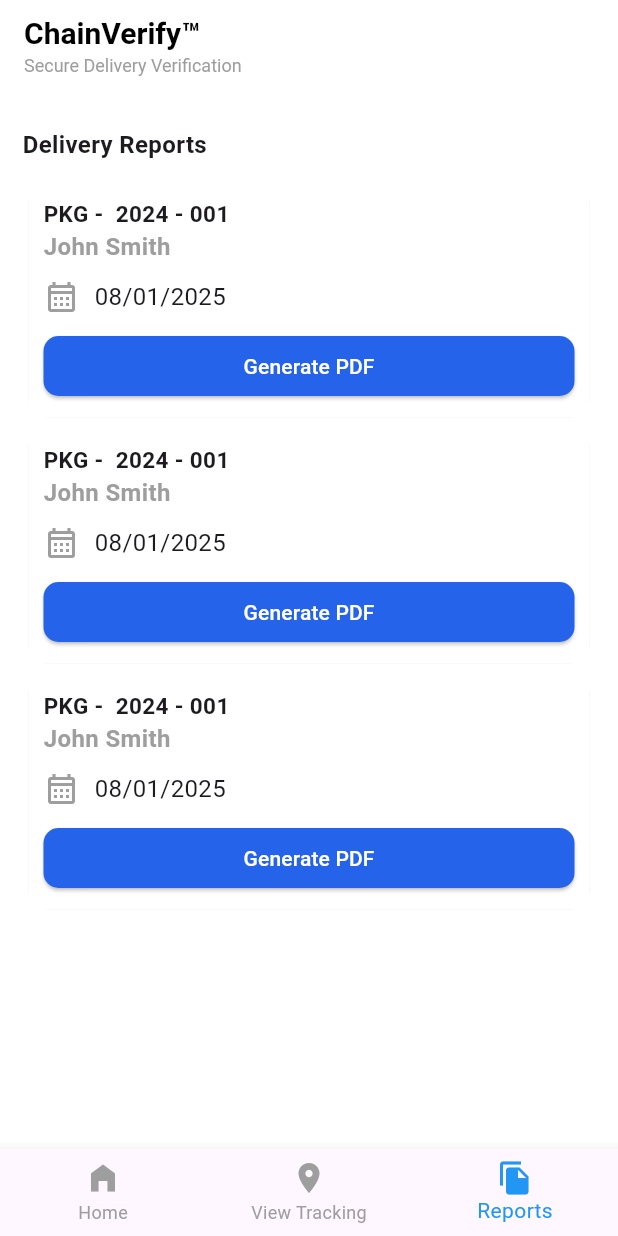
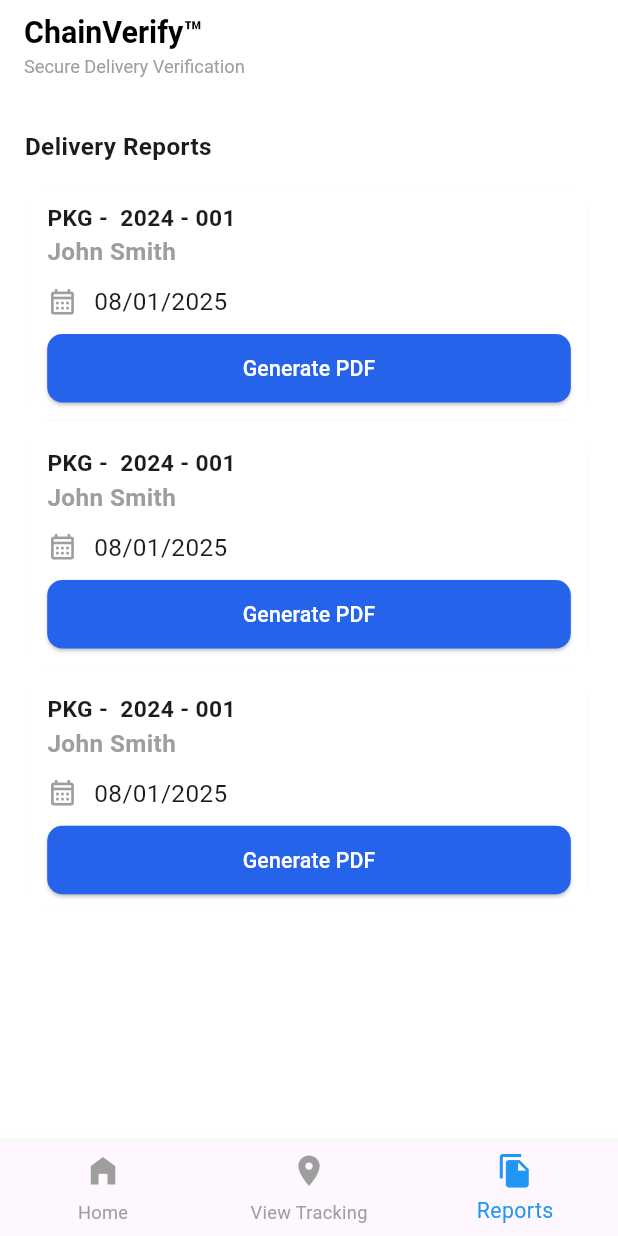
Before and after one commit to MTS-Services/urgmed_Biometric-_Scan_App, a Flutter app: the screen it shows after launch, item 3 of the bottom bar chosen, after a tap on "Generate PDF", on a phone screen of 412 x 824 dp. Run offline on Flutter 3.47's test engine with Material 3 defaults, Android fonts, the phone set to English and light mode, and no system bars; our stand-ins replace flutter_screenutil, get, local_auth.

Commit message:
this is screenUtils

```diff
--- a/lib/view/screen/chain_verity_tm.dart
+++ b/lib/view/screen/chain_verity_tm.dart
@@ -1,7 +1,6 @@
-
-
 import 'package:chain_verify_tm/view/widget/custom_bottom_nav_Bar_widget.dart';
 import 'package:flutter/material.dart';
+import 'package:flutter_screenutil/flutter_screenutil.dart';
 import 'package:get/get_navigation/src/root/get_material_app.dart';
 
 class ChainVerityTm extends StatelessWidget {
@@ -9,11 +8,17 @@
 
   @override
   Widget build(BuildContext context) {
-    return GetMaterialApp(
-      debugShowCheckedModeBanner: false,
-      home:CustomBottomNavBar(),
-      theme: ThemeData(
-      ),
+    return ScreenUtilInit(
+      designSize: Size(375, 812),
+      minTextAdapt: true,
+      splitScreenMode: true,
+      builder: (context, child) {
+        return GetMaterialApp(
+          debugShowCheckedModeBanner: false,
+          home: CustomBottomNavBar(),
+          theme: ThemeData(),
+        );
+      },
     );
   }
 }
--- a/lib/view/screen/dash_bord_screen.dart
+++ b/lib/view/screen/dash_bord_screen.dart
@@ -1,5 +1,6 @@
 import 'package:chain_verify_tm/utils/app_colors.dart';
 import 'package:flutter/material.dart';
+import 'package:flutter_screenutil/flutter_screenutil.dart';
 import 'package:get/get.dart';
 
 import '../../services/searvice.dart';
@@ -18,7 +19,7 @@
       backgroundColor: AppColors.themColor,
       appBar: customAppBar(),
       body: SingleChildScrollView(
-        padding: const EdgeInsets.symmetric(horizontal: 15, vertical: 20),
+        padding: EdgeInsets.symmetric(horizontal: 15.w, vertical: 20.h),
         child: Column(
           crossAxisAlignment: CrossAxisAlignment.start,
           children: [
@@ -50,31 +51,29 @@
               ],
             ),
 
-            const SizedBox(height: 20),
+            SizedBox(height: 20.h),
 
-            const Text(
+            Text(
               "Active Deliveries",
-              style: TextStyle(fontSize: 20, fontWeight: FontWeight.w600),
+              style: TextStyle(fontSize: 20.sp, fontWeight: FontWeight.w600),
             ),
 
-            const SizedBox(height: 10),
+            SizedBox(height: 10.h),
 
             Obx(() {
               bool isAuth = controller.isAuthenticated.value;
               return ListView.builder(
                 shrinkWrap: true,
-                physics: const NeverScrollableScrollPhysics(),
+                physics: NeverScrollableScrollPhysics(),
                 itemCount: 3,
                 itemBuilder: (context, index) {
                   return OrderCard(
                     orderId: "12345",
-                    status: isAuth?"Awaiting Pick Up":"pick up",
+                    status: isAuth ? "Awaiting Pick Up" : "Pick up",
                     statusColor: isAuth
                         ? AppColors.bColor2.withOpacity(0.5)
                         : AppColors.mainColor.withOpacity(0.7),
-                    bgColor: isAuth
-                        ? AppColors.bColor2
-                        : AppColors.mainColor,
+                    bgColor: isAuth ? AppColors.bColor2 : AppColors.mainColor,
                     customerName: "Cameron Williamson",
                     address: "3891 Ranch view Dr. Richardson, California",
                     createdDate: "18/8/2025",
@@ -85,8 +84,6 @@
                 },
               );
             }),
-
-
           ],
         ),
       ),
@@ -107,7 +104,7 @@
             String subText = "Place your finger on the scanner";
 
             if (isLoading) {
-              fingerprintBg = const Color(0xFFE3F2FD);
+              fingerprintBg = Color(0xFFE3F2FD);
             } else if (authSuccess == true) {
               fingerprintBg = Colors.green.shade100;
               iconData = Icons.check_circle_outline;
@@ -119,14 +116,14 @@
               titleText = "Failed";
               subText = "Authentication failed. Try again.";
             } else {
-              fingerprintBg = const Color(0xFFE3F2FD);
+              fingerprintBg = Color(0xFFE3F2FD);
             }
 
             return AlertDialog(
               shape: RoundedRectangleBorder(
-                borderRadius: BorderRadius.circular(16),
+                borderRadius: BorderRadius.circular(16.r),
               ),
-              contentPadding: const EdgeInsets.all(20),
+              contentPadding: EdgeInsets.all(20.w),
               content: Column(
                 mainAxisSize: MainAxisSize.min,
                 children: [
@@ -162,50 +159,49 @@
                         );
                       }
                     },
-                    iconSize: 80,
+                    iconSize: 80.w,
                     icon: CircleAvatar(
-                      radius: 40,
+                      radius: 40.r,
                       backgroundColor: fingerprintBg,
                       child: isLoading
-                          ? const CircularProgressIndicator()
+                          ? CircularProgressIndicator()
                           : Icon(
                         iconData,
-                        size: 50,
-                        color: (authSuccess == true)
+                        size: 50.sp,
+                        color: authSuccess == true
                             ? Colors.green
-                            : (authSuccess == false)
+                            : authSuccess == false
                             ? Colors.red
                             : Colors.blue,
                       ),
                     ),
                   ),
-
-                  const SizedBox(height: 20),
+                  SizedBox(height: 20.h),
                   Text(
                     titleText,
-                    style: const TextStyle(
-                      fontSize: 22,
+                    style: TextStyle(
+                      fontSize: 22.sp,
                       fontWeight: FontWeight.w600,
                     ),
                   ),
-                  const SizedBox(height: 10),
+                  SizedBox(height: 10.h),
                   Text(subText),
-                  const SizedBox(height: 30),
+                  SizedBox(height: 30.h),
                   SizedBox(
                     width: double.infinity,
                     child: ElevatedButton(
                       style: ElevatedButton.styleFrom(
                         backgroundColor: Colors.grey.shade700,
                         foregroundColor: Colors.white,
-                        padding: const EdgeInsets.symmetric(vertical: 14),
+                        padding: EdgeInsets.symmetric(vertical: 14.h),
                         shape: RoundedRectangleBorder(
-                          borderRadius: BorderRadius.circular(10),
+                          borderRadius: BorderRadius.circular(10.r),
                         ),
                       ),
                       onPressed: () {
                         Get.back();
                       },
-                      child: const Text("Cancel"),
+                      child: Text("Cancel"),
                     ),
                   ),
                 ],
--- a/lib/view/screen/reports_screen.dart
+++ b/lib/view/screen/reports_screen.dart
@@ -1,6 +1,7 @@
 import 'package:chain_verify_tm/utils/app_colors.dart';
 import 'package:chain_verify_tm/view/widget/custom_app_bar.dart';
 import 'package:flutter/material.dart';
+import 'package:flutter_screenutil/flutter_screenutil.dart';
 
 import '../widget/package_card.dart';
 
@@ -13,16 +14,19 @@
       backgroundColor: Colors.white,
       appBar: customAppBar(),
       body: Padding(
-        padding: const EdgeInsets.symmetric(horizontal: 15, vertical: 15),
+        padding: EdgeInsets.symmetric(horizontal: 15.w, vertical: 15.h),
         child: Column(
           crossAxisAlignment: CrossAxisAlignment.start,
           children: [
-            SizedBox(height: 10,),
+            SizedBox(height: 10.h),
             Text(
               "Delivery Reports",
-              style: TextStyle(fontWeight: FontWeight.bold, fontSize: 16),
+              style: TextStyle(
+                fontWeight: FontWeight.bold,
+                fontSize: 16.sp,
               ),
-            SizedBox(height: 10,),
+            ),
+            SizedBox(height: 10.h),
             Expanded(
               child: ListView.builder(
                 itemCount: 3,
@@ -35,9 +39,9 @@
                       // Generate PDF button pressed callback
                     },
                   );
-
-              },),
-            )
+                },
+              ),
+            ),
           ],
         ),
       ),
--- a/lib/view/widget/custom_app_bar.dart
+++ b/lib/view/widget/custom_app_bar.dart
@@ -1,4 +1,5 @@
 import 'package:flutter/material.dart';
+import 'package:flutter_screenutil/flutter_screenutil.dart';
 
 AppBar customAppBar() {
   return AppBar(
@@ -8,26 +9,26 @@
     automaticallyImplyLeading: false,
     title: Column(
       crossAxisAlignment: CrossAxisAlignment.start,
-      children: const [
+      children: [
         Text(
           'ChainVerify™',
           style: TextStyle(
             color: Colors.black,
-            fontSize: 20,
+            fontSize: 20.sp,
             fontWeight: FontWeight.bold,
           ),
         ),
-        SizedBox(height: 2),
+        SizedBox(height: 2.h),
         Text(
           'Secure Delivery Verification',
           style: TextStyle(
             color: Colors.grey,
-            fontSize: 12,
+            fontSize: 12.sp,
             fontWeight: FontWeight.w400,
           ),
         ),
       ],
     ),
-    toolbarHeight: 60,
+    toolbarHeight: 60.h,
   );
 }
--- a/lib/view/widget/custom_bottom_nav_Bar_widget.dart
+++ b/lib/view/widget/custom_bottom_nav_Bar_widget.dart
@@ -1,13 +1,13 @@
 import 'package:flutter/cupertino.dart';
 import 'package:flutter/material.dart';
+import 'package:flutter_screenutil/flutter_screenutil.dart';
 import 'package:get/get.dart';
 import '../controller/bottom_nav_controller.dart';
 
+class CustomBottomNavBar extends StatelessWidget {
+  CustomBottomNavBar({super.key});
 
-class CustomBottomNavBar extends StatelessWidget {
-CustomBottomNavBar({super.key});
-
-final BottomNavController controller = Get.put(BottomNavController());
+  final BottomNavController controller = Get.put(BottomNavController());
 
   @override
   Widget build(BuildContext context) {
@@ -19,17 +19,29 @@
           onTap: controller.changeIndex,
           selectedItemColor: Colors.blue,
           unselectedItemColor: Colors.grey,
-          items: const [
+          selectedFontSize: 14.sp,
+          unselectedFontSize: 12.sp,
+          iconSize: 24.sp,
+          items: [
             BottomNavigationBarItem(
-              icon: Icon(Icons.home_filled),
+              icon: Padding(
+                padding: EdgeInsets.only(bottom: 4.h),
+                child: Icon(Icons.home_filled, size: 24.sp),
+              ),
               label: "Home",
             ),
             BottomNavigationBarItem(
-              icon: Icon(Icons.location_on),
+              icon: Padding(
+                padding: EdgeInsets.only(bottom: 4.h),
+                child: Icon(Icons.location_on, size: 24.sp),
+              ),
               label: "View Tracking",
             ),
             BottomNavigationBarItem(
-              icon: Icon(Icons.file_copy),
+              icon: Padding(
+                padding: EdgeInsets.only(bottom: 4.h),
+                child: Icon(Icons.file_copy, size: 24.sp),
+              ),
               label: "Reports",
             ),
           ],
--- a/lib/view/widget/order_card_widget.dart
+++ b/lib/view/widget/order_card_widget.dart
@@ -1,4 +1,5 @@
 import 'package:flutter/material.dart';
+import 'package:flutter_screenutil/flutter_screenutil.dart';
 
 class OrderCard extends StatelessWidget {
   final String orderId;
@@ -18,7 +19,8 @@
     required this.customerName,
     required this.address,
     required this.createdDate,
-    required this.onVerifyPressed, required this.bgColor,
+    required this.onVerifyPressed,
+    required this.bgColor,
   });
 
   @override
@@ -28,7 +30,7 @@
       shadowColor: Colors.white70,
       color: Colors.white,
       child: Container(
-        margin: const EdgeInsets.all(15),
+        margin: EdgeInsets.all(15.w),
         child: Column(
           children: [
             Row(
@@ -36,71 +38,84 @@
               children: [
                 Text(
                   "Order #$orderId",
-                  style: const TextStyle(
+                  style: TextStyle(
                     fontWeight: FontWeight.bold,
-                    fontSize: 20,
+                    fontSize: 20.sp,
                   ),
                 ),
                 Chip(
                   backgroundColor: statusColor,
                   shape: RoundedRectangleBorder(
-                    borderRadius: BorderRadius.circular(10),
+                    borderRadius: BorderRadius.circular(10.r),
                     side: BorderSide(color: statusColor),
                   ),
                   label: Text(
                     status,
-                    style: TextStyle(color: Colors.white),
+                    style: TextStyle(
+                      color: Colors.white,
+                      fontSize: 12.sp,
+                    ),
                   ),
                 ),
               ],
             ),
 
+            SizedBox(height: 5.h),
+
             ListTile(
-              leading: const Icon(Icons.person_outline, size: 30),
+              contentPadding: EdgeInsets.zero,
+              leading: Icon(Icons.person_outline, size: 30.sp),
               title: Text(
                 customerName,
-                style: const TextStyle(
-                  fontSize: 16,
+                style: TextStyle(
+                  fontSize: 16.sp,
                   fontWeight: FontWeight.w600,
                 ),
               ),
             ),
 
             ListTile(
-              leading: const Icon(Icons.location_on_outlined, size: 30),
+              contentPadding: EdgeInsets.zero,
+              leading: Icon(Icons.location_on_outlined, size: 30.sp),
               title: Text(
                 address,
-                style: const TextStyle(
-                  fontSize: 16,
+                style: TextStyle(
+                  fontSize: 16.sp,
                   fontWeight: FontWeight.w600,
                 ),
               ),
             ),
 
-            /// Created Date
             ListTile(
-              leading: const Icon(Icons.alarm_rounded, size: 30),
+              contentPadding: EdgeInsets.zero,
+              leading: Icon(Icons.alarm_rounded, size: 30.sp),
               title: Text(
                 "Created: $createdDate",
-                style: const TextStyle(
-                  fontSize: 16,
+                style: TextStyle(
+                  fontSize: 16.sp,
                   fontWeight: FontWeight.w600,
                 ),
               ),
             ),
 
+            SizedBox(height: 10.h),
+
             SizedBox(
               width: double.infinity,
+              height: 45.h,
               child: ElevatedButton(
                 style: ElevatedButton.styleFrom(
                   backgroundColor: bgColor,
                   foregroundColor: Colors.white,
                   shape: RoundedRectangleBorder(
-                    borderRadius: BorderRadius.circular(10),
+                    borderRadius: BorderRadius.circular(10.r),
                   ),
                 ),
                 onPressed: onVerifyPressed,
-                child: const Text("Verify Pickup"),
+                child: Text(
+                  "Verify Pickup",
+                  style: TextStyle(fontSize: 14.sp),
+                ),
               ),
             ),
           ],
--- a/lib/view/widget/package_card.dart
+++ b/lib/view/widget/package_card.dart
@@ -1,4 +1,5 @@
 import 'package:flutter/material.dart';
+import 'package:flutter_screenutil/flutter_screenutil.dart';
 import '../../utils/app_colors.dart';
 
 class PackageCard extends StatelessWidget {
@@ -20,58 +21,75 @@
     return Card(
       elevation: 0.1,
       child: Container(
-        padding: const EdgeInsets.all(10),
+        padding: EdgeInsets.all(10.w),
         decoration: const BoxDecoration(color: Colors.white),
         child: Column(
           crossAxisAlignment: CrossAxisAlignment.start,
           children: [
+            /// Package ID Row
             Row(
               mainAxisAlignment: MainAxisAlignment.spaceBetween,
               children: [
                 Text(
                   packageId,
-                  style: const TextStyle(
-                    fontSize: 15,
+                  style: TextStyle(
+                    fontSize: 15.sp,
                     fontWeight: FontWeight.bold,
                   ),
                 ),
               ],
             ),
+
+            /// Name
             Text(
               name,
-              style: const TextStyle(
-                fontSize: 16,
+              style: TextStyle(
+                fontSize: 16.sp,
                 color: Colors.grey,
                 fontWeight: FontWeight.w600,
               ),
             ),
-            const SizedBox(height: 10),
+
+            SizedBox(height: 10.h),
+
+            /// Date Row
             Row(
               children: [
-                const Icon(Icons.calendar_month_outlined, color: Colors.grey),
-                const SizedBox(width: 10),
+                Icon(
+                  Icons.calendar_month_outlined,
+                  color: Colors.grey,
+                  size: 20.sp,
+                ),
+                SizedBox(width: 10.w),
                 Text(
                   date,
-                  style: const TextStyle(
-                    fontSize: 16,
+                  style: TextStyle(
+                    fontSize: 16.sp,
                     fontWeight: FontWeight.w400,
                   ),
                 ),
               ],
             ),
-            const SizedBox(height: 10),
+
+            SizedBox(height: 10.h),
+
+            /// PDF Button
             SizedBox(
               width: double.infinity,
+              height: 45.h,
               child: ElevatedButton(
                 style: ElevatedButton.styleFrom(
                   backgroundColor: AppColors.mainColor,
                   foregroundColor: Colors.white,
                   shape: RoundedRectangleBorder(
-                    borderRadius: BorderRadius.circular(10),
+                    borderRadius: BorderRadius.circular(10.r),
                   ),
                 ),
                 onPressed: onGeneratePdfPressed,
-                child: const Text("Generate PDF"),
+                child: Text(
+                  "Generate PDF",
+                  style: TextStyle(fontSize: 14.sp),
+                ),
               ),
             ),
           ],
--- a/lib/view/widget/status_card_widget.dart
+++ b/lib/view/widget/status_card_widget.dart
@@ -1,4 +1,5 @@
 import 'package:flutter/material.dart';
+import 'package:flutter_screenutil/flutter_screenutil.dart';
 
 class StatusCard extends StatelessWidget {
   final IconData icon;
@@ -22,25 +23,29 @@
       elevation: 0.1,
       shadowColor: Colors.white70,
       child: Container(
-        height: 100,
-        width: 111,
+        height: 100.h,
+        width: 100.w,
         decoration: BoxDecoration(
           color: backgroundColor,
-          borderRadius: BorderRadius.circular(10)
+          borderRadius: BorderRadius.circular(10.r),
         ),
         child: Column(
           mainAxisAlignment: MainAxisAlignment.center,
           children: [
-            Icon(icon, color: iconColor),
-            const SizedBox(height: 4),
+            Icon(icon, color: iconColor, size: 28.sp),
+            SizedBox(height: 4.h),
             Text(
               count,
-              style: const TextStyle(
+              style: TextStyle(
                 fontWeight: FontWeight.w600,
-                fontSize: 24,
+                fontSize: 24.sp,
               ),
             ),
-            Text(label),
+            Text(
+              label,
+              style: TextStyle(fontSize: 12.sp),
+              textAlign: TextAlign.center,
+            ),
           ],
         ),
       ),
--- a/pubspec.yaml
+++ b/pubspec.yaml
@@ -16,6 +16,7 @@
   cupertino_icons: ^1.0.8
   get: ^4.7.2
   local_auth: ^2.3.0
+  flutter_screenutil: ^5.9.3
 
 dev_dependencies:
   flutter_test:
```
Also changed, not shown: lib/view/screen/location_screen.dart (+15 -14 lines), lib/view/widget/location_card_widget.dart (+20 -11 lines), pubspec.lock. Lines whose indentation alone changed are shown as unchanged.
